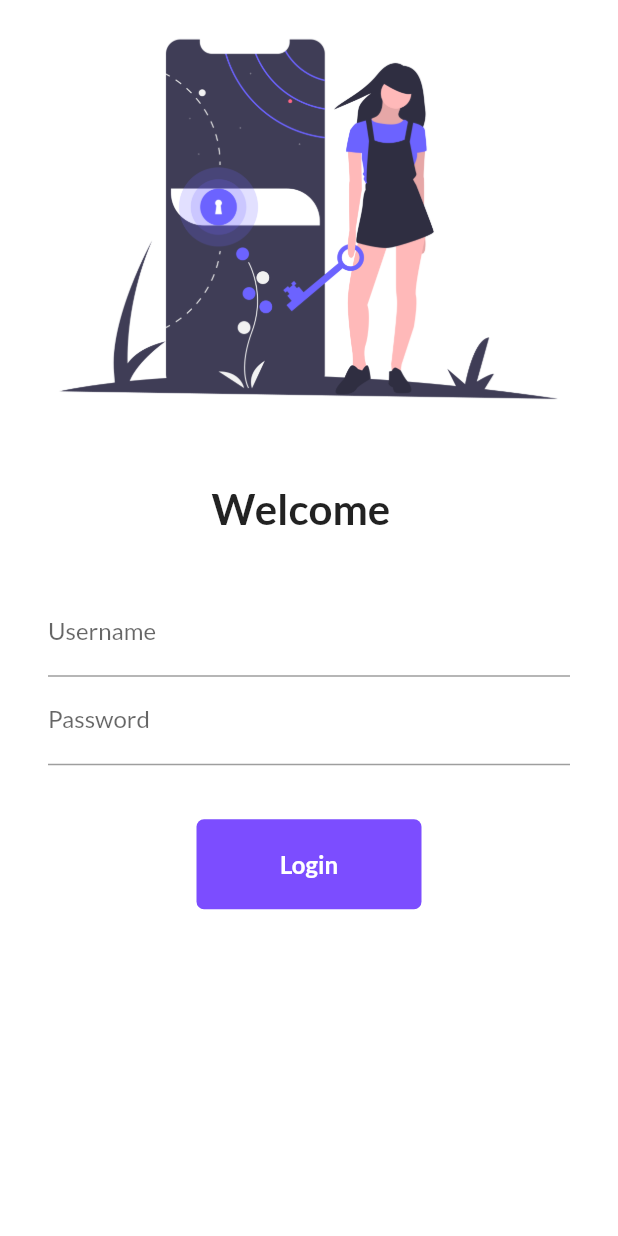
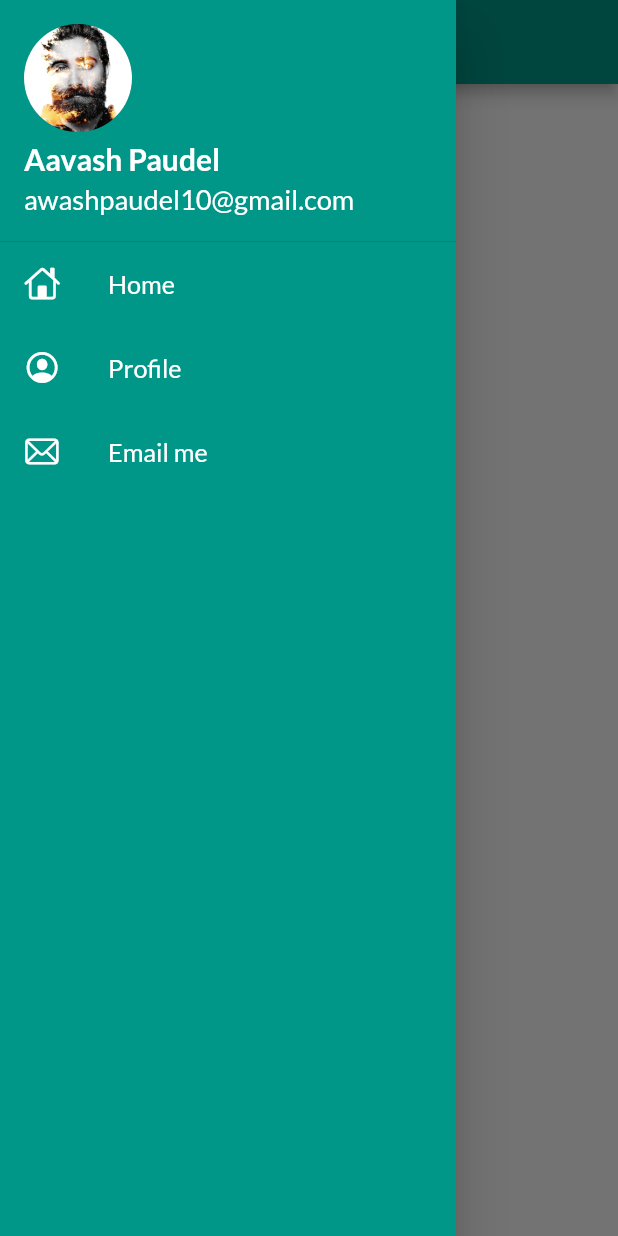
Before and after one commit to weareprogrammer10/fluttershop, a Flutter app: the screen it shows after launch, with the side drawer open (before the commit the screen has no drawer), on a phone screen of 412 x 824 dp. Run offline on Flutter 3.47's test engine with Material 2 defaults, Android fonts, the light colour scheme and no system bars; our stand-ins replace google_fonts.

Commit message:
day 7 completed

```diff
--- a/lib/main.dart
+++ b/lib/main.dart
@@ -11,11 +11,12 @@ class MyApp extends StatelessWidget {
   @override
   Widget build(BuildContext context) {
     return MaterialApp(
+      debugShowCheckedModeBanner: false,
         // home:HomePage(),
         themeMode:ThemeMode.light,
 
         theme:ThemeData(
-          primarySwatch: Colors.purple,
+          primarySwatch: Colors.teal,
           fontFamily: GoogleFonts.lato().fontFamily  //Changes the font of apk
 
           // primaryTextTheme: GoogleFonts.latoTextTheme()
@@ -26,7 +27,7 @@ class MyApp extends StatelessWidget {
         //   brightness: Brightness.dark,
         // ),
 
-        // initialRoute: '/home',
+        initialRoute: '/home',
         routes: {
           "/": (context) =>LoginPage(),
           MyRoutes.homeRoute: (context) =>HomePage(),
--- a/lib/pages/home_page.dart
+++ b/lib/pages/home_page.dart
@@ -1,4 +1,6 @@
 import 'package:flutter/material.dart';
+import '/widgets/drawer.dart';
+
 
 class HomePage extends StatelessWidget {
   final int days = 21;
@@ -15,7 +17,7 @@ class HomePage extends StatelessWidget {
           child: Text('  "$name  '''),
         ),
       ),
-      drawer: Drawer(),
+      drawer: MyDrawer(),
     );
   }
 }
--- a/lib/pages/login_page.dart
+++ b/lib/pages/login_page.dart
@@ -11,7 +11,7 @@ class _LoginPageState extends State<LoginPage> {
   String name = " ";
   bool changeButton = false;
 
-  final _formkey = GlobalKey<FormState>();
+  final  _formkey = GlobalKey<FormState>();
 
   moveToHome(BuildContext context) async {
 
@@ -64,6 +64,8 @@ class _LoginPageState extends State<LoginPage> {
                     TextFormField(
                       decoration: InputDecoration(
                           hintText: "Enter Username", labelText: "Username"),
+                          // !Validator which checks given input is valid or not according to the rules
+
                       validator: (value) {
                         if (value.isEmpty) {
                           return "Username Cannot be empty";
--- /dev/null
+++ b/lib/widgets/drawer.dart
@@ -0,0 +1,87 @@
+import 'package:flutter/cupertino.dart';
+import 'package:flutter/material.dart';
+
+class MyDrawer extends StatelessWidget {
+  final imageUrl =
+      'https://image.shutterstock.com/image-photo/programming-man-working-on-computer-600w-1032639931.jpg';
+
+  @override
+  Widget build(BuildContext context) {
+    return Drawer(
+      child: Container(
+        color: Colors.teal,
+        child: ListView(
+          padding: EdgeInsets.zero,
+          children: [
+            DrawerHeader(
+
+                margin: EdgeInsets.zero,
+                padding: EdgeInsets.zero,
+                child: UserAccountsDrawerHeader(
+                  // decoration: BoxDecoration(
+                  //   color: Colors.teal[200],
+                  // ),
+                  accountName: Text("Aavash Paudel"
+                  ,style: TextStyle(
+                    fontSize: 20,
+                    fontWeight: FontWeight.bold,
+                  ),)  ,
+                  accountEmail: Text("awashpaudel10@gmail.com",
+                  textScaleFactor: 1.3,
+                  ),
+                  currentAccountPicture:CircleAvatar(
+                    backgroundImage: AssetImage('assets/images/profile.jpg'),
+                    // backgroundImage: NetworkImage(imageUrl),
+                  ),
+                  // Image.asset('assets/images/login.png'),
+                  margin: EdgeInsets.zero,
+                )
+                ),
+
+                  ListTile(
+                  leading: Icon(
+                    CupertinoIcons.home,
+                    color: Colors.white,
+                    ),
+                    title: Text('Home',
+                    textScaleFactor: 1.2,
+                    style: TextStyle(
+                      color: Colors.white,
+
+                    ),),
+
+                  ),
+
+                  ListTile(
+                  leading: Icon(
+                    CupertinoIcons.profile_circled,
+                    color: Colors.white,
+                    ),
+                    title: Text('Profile',
+                    textScaleFactor: 1.2,
+                    style: TextStyle(
+                      color: Colors.white,
+
+                    ),),
+
+                  ),
+                  ListTile(
+                  leading: Icon(
+                    CupertinoIcons.mail,
+                    color: Colors.white,
+                    ),
+                    title: Text('Email me',
+                    textScaleFactor: 1.2,
+                    style: TextStyle(
+                      color: Colors.white,
+
+                    ),),
+
+                  ),
+
+          ],
+        ),
+      ),
+    );
+  }
+}
```
Also changed, not shown: assets/images/profile.jpg (added).
